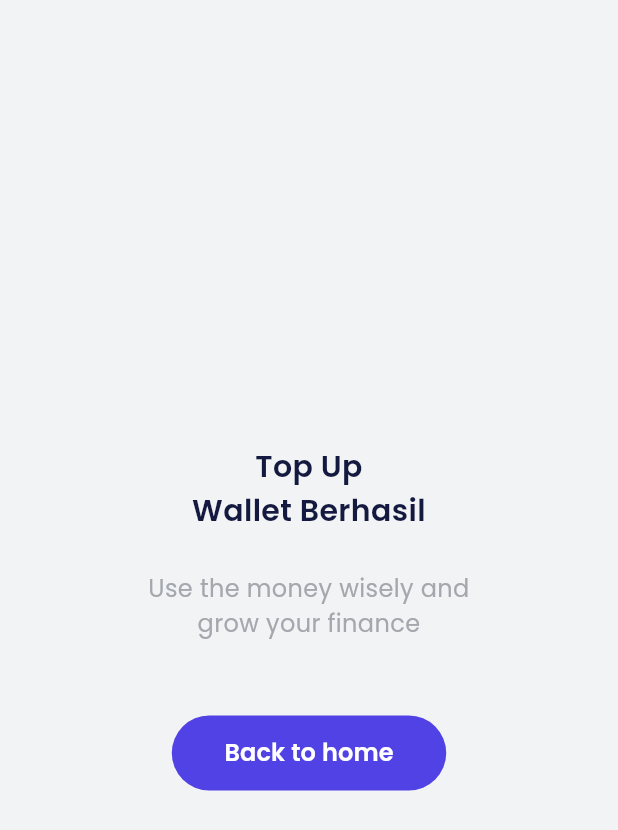
After one commit to AdamNizam/My-E-Wallet, a Flutter app: the TopUpSuccessPage screen opened by its route, on a phone screen of 412 x 824 dp. The commit adds this screen. Shown: the top 830 px of the screen. Run offline on Flutter 3.47's test engine with Material 3 defaults, Android fonts, the phone set to English and light mode, and no system bars; our stand-ins replace carousel_slider, google_fonts.

Commit message:
number format

```diff
--- a/lib/main.dart
+++ b/lib/main.dart
@@ -14,6 +14,7 @@ import 'package:bank_sha/ui/pages/sign_up_success_page.dart';
 import 'package:bank_sha/ui/pages/splash_page.dart';
 import 'package:bank_sha/ui/pages/top_up_amount_page.dart';
 import 'package:bank_sha/ui/pages/top_up_page.dart';
+import 'package:bank_sha/ui/pages/top_up_success_page.dart';
 import 'package:flutter/material.dart';
 
 void main() => runApp(const MyApp());
@@ -55,6 +56,7 @@ class MyApp extends StatelessWidget {
         '/profile-edit-success': (context) => const ProfileEditSuccessPage(),
         '/topup': (context) => const TopUpPage(),
         '/topup-amount': (context) => const TopUpAmountPage(),
+        '/topup-success': (context) => const TopUpSuccessPage(),
       },
     );
   }
--- /dev/null
+++ b/lib/ui/pages/top_up_success_page.dart
@@ -0,0 +1,50 @@
+import 'package:bank_sha/shared/theme.dart';
+import 'package:bank_sha/ui/widgets/buttons.dart';
+import 'package:flutter/material.dart';
+
+class TopUpSuccessPage extends StatelessWidget {
+  const TopUpSuccessPage({super.key});
+
+  @override
+  Widget build(BuildContext context) {
+    return Scaffold(
+      body: Center(
+        child: Column(
+          mainAxisAlignment: MainAxisAlignment.center,
+          children: [
+            Text(
+              'Top Up \nWallet Berhasil',
+              style: blackTextStyle.copyWith(
+                fontSize: 20,
+                fontWeight: semiBold,
+              ),
+              textAlign: TextAlign.center,
+            ),
+            SizedBox(
+              height: 26,
+            ),
+            Text(
+              'Use the money wisely and \ngrow your finance',
+              style: grayTextStyle.copyWith(
+                fontSize: 16,
+                fontWeight: regular,
+              ),
+              textAlign: TextAlign.center,
+            ),
+            SizedBox(
+              height: 50,
+            ),
+            CustomFilledButton(
+              width: 183,
+              title: 'Back to home',
+              onPressed: () {
+                Navigator.pushNamedAndRemoveUntil(
+                    context, '/home', (Route) => false);
+              },
+            )
+          ],
+        ),
+      ),
+    );
+  }
+}
--- a/pubspec.yaml
+++ b/pubspec.yaml
@@ -34,6 +34,7 @@ dependencies:
   google_fonts: ^6.2.1
   cupertino_icons: ^1.0.8
   url_launcher: ^6.3.1
+  intl: ^0.20.2
 
 dev_dependencies:
   flutter_test:
```
Also changed, not shown: lib/ui/pages/top_up_amount_page.dart (+25 -2 lines), lib/ui/pages/top_up_page.dart (+11 -2 lines), assets/img_indomart.png (added), pubspec.lock.
